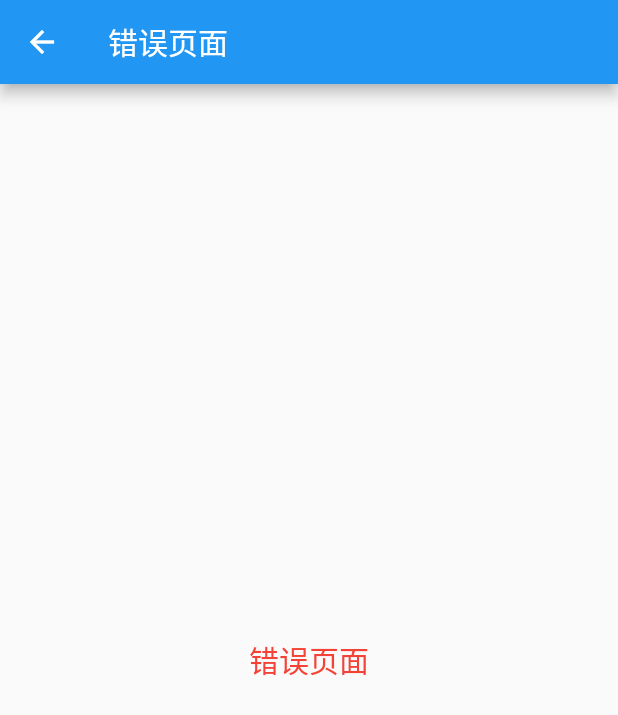
After one commit to zhangpeichuan/front_end, a Flutter app: the HYUnknownPage screen opened directly, on a phone screen of 412 x 824 dp. The commit adds this screen. Shown: the top 715 px of the screen. Run offline on Flutter 3.47's test engine with Material 2 defaults, Android fonts, the phone set to English and light mode, and no system bars; our stand-ins replace dio, event_bus.

Commit message:
未知路由和路由文件处理

```diff
--- /dev/null
+++ b/flutter/learn_flutter/lib/_11_router/router/router.dart
@@ -0,0 +1,22 @@
+import 'package:flutter/material.dart';
+import '../about.dart';
+import '../home.dart';
+import '../detail.dart';
+import '../unknown.dart';
+class HYRouter{
+  static final Map<String,WidgetBuilder> routes = {
+    HYHomePage.routeName:(ctx)=>HYHomePage(),
+    HYAboutPage.routeName:(ctx)=>HYAboutPage(),
+  };
+  static final String initialRoute = 'HYHomePage.routeName';
+  static final RouteFactory generateRoute = (settings){
+    if (settings.name == HYDetailPage.routeName){
+      return MaterialPageRoute(builder: (ctx){
+        return HYDetailPage(message: settings.arguments as String,);
+      });
+    }
+  };
+  static final RouteFactory unknownRoute = (settings){
+    return MaterialPageRoute(builder: (ctx)=>HYUnknownPage());
+  };
+}
--- /dev/null
+++ b/flutter/learn_flutter/lib/_11_router/unknown.dart
@@ -0,0 +1,17 @@
+import 'package:flutter/material.dart';
+class HYUnknownPage extends StatelessWidget {
+  const HYUnknownPage({Key? key}) : super(key: key);
+  static const String routeName = "unkown";
+
+  @override
+  Widget build(BuildContext context) {
+    return Scaffold(
+      appBar: AppBar(
+        title: Text('错误页面'),
+      ),
+      body: Center(
+        child: Text('错误页面',style: TextStyle(fontSize: 20,color: Colors.red),),
+      ),
+    );
+  }
+}
```
Also changed, not shown: flutter/learn_flutter/lib/_11_router/home.dart (added, +91 -0 lines), flutter/learn_flutter/lib/_11_router/main.dart (+8 -90 lines).
